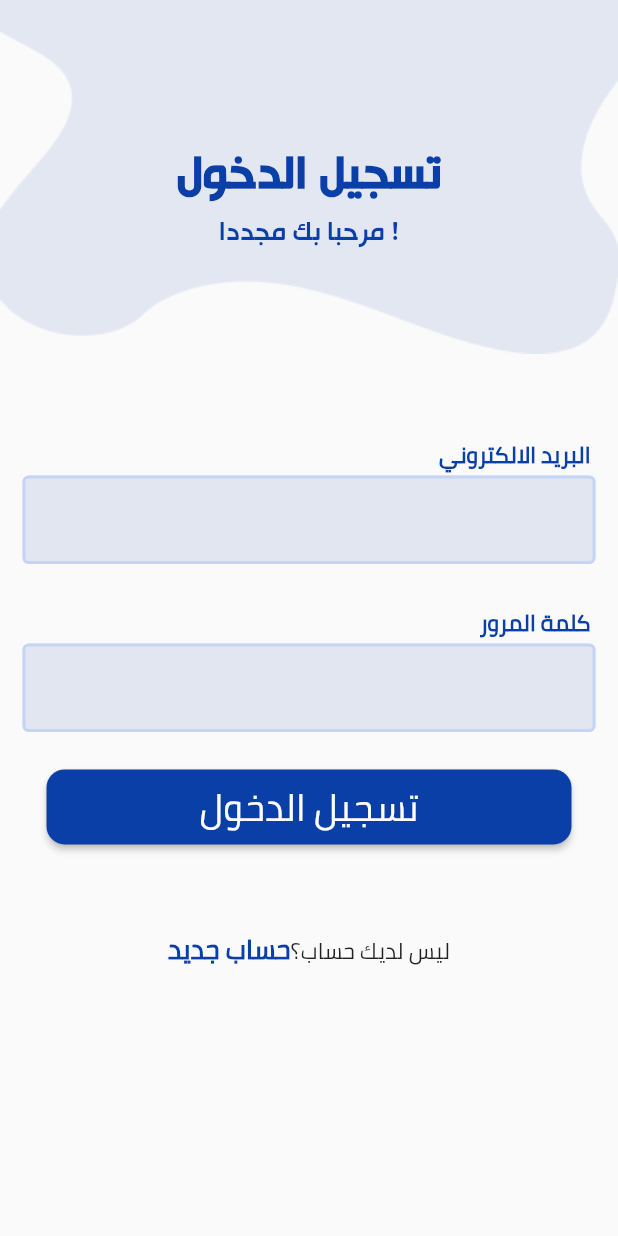
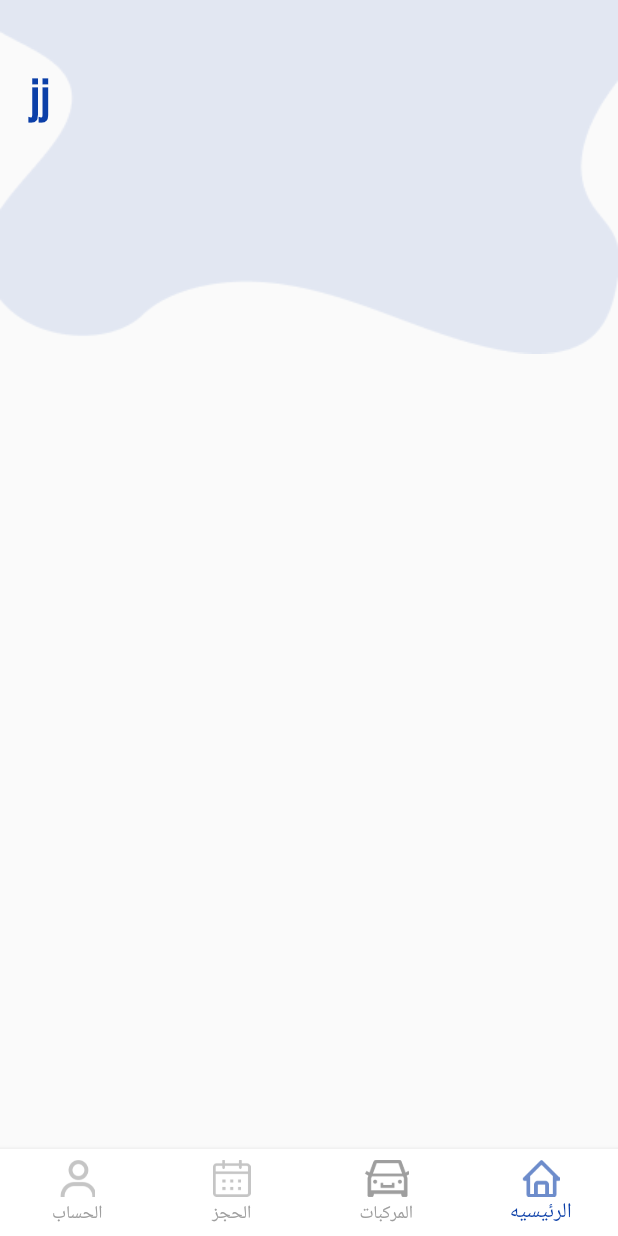
Before and after one commit to MFrankestien/lam3a, a Flutter app: the screen it shows after launch, on a phone screen of 412 x 824 dp. Run offline on Flutter 3.47's test engine with Material 2 defaults, Android fonts, the phone set to English and light mode, and no system bars.

Commit message:
header edit

```diff
--- a/lib/Screens/Home/HomeScreen.dart
+++ b/lib/Screens/Home/HomeScreen.dart
@@ -0,0 +1,85 @@
+import 'package:flutter/material.dart';
+import 'package:lam3a/Constant/Const.dart';
+import 'package:lam3a/Widgets/Header.dart';
+
+class HomeScreen extends StatefulWidget {
+
+  @override
+  State<HomeScreen> createState() => _HomeScreenState();
+}
+
+class _HomeScreenState extends State<HomeScreen> {
+int currentindex =3;
+
+  @override
+  Widget build(BuildContext context) {
+    return Scaffold(
+      body: Stack(
+        children: [
+        Header(
+          screens: true,
+            text: "jj", haslabel: false),
+          Positioned.fill(
+
+              child: Column(children: [
+
+              ],))
+
+
+      ],),
+      bottomNavigationBar:  BottomNavigationBar(
+          elevation: 3,
+          currentIndex: currentindex,
+            items: [
+              BottomNavigationBarItem(
+
+                  icon: Image.asset('assets/images/person.png',
+                  height: 25,
+                    color:currentindex==0?ButtonColor:Colors.grey,
+                  ),
+                  label: "الحساب" ,
+
+              ),
+              BottomNavigationBarItem(
+                icon: Image.asset('assets/images/calender.png',
+                  height: 25,
+                  color:currentindex==1?ButtonColor:Colors.grey,
+                ),
+                label: "الحجز" ,
+
+              ),
+              BottomNavigationBarItem(
+                icon: Image.asset('assets/images/cars.png',
+                  color:currentindex==2?ButtonColor:Colors.grey,
+                  height: 25,),
+                label: "المركبات" ,
+
+
+              ),
+              BottomNavigationBarItem(
+                icon: Image.asset('assets/images/home.png',
+                  color:currentindex==3?ButtonColor:Colors.grey,
+                  height: 25,),
+                label: "الرئيسيه" ,
+
+              ),
+            ],
+          selectedItemColor: ButtonColor,
+          unselectedItemColor: Colors.grey,
+          backgroundColor: Colors.white,
+          type: BottomNavigationBarType.fixed,
+          onTap: (index){
+            setState((){
+              currentindex=index;
+
+              print(currentindex);
+            });
+          },
+
+        ),
+
+    );
+  }
+
+
+}
--- a/lib/Screens/LoginPage.dart
+++ b/lib/Screens/LoginPage.dart
@@ -27,7 +27,9 @@ class _LoginPageState extends State<LoginPage> {
             mainAxisAlignment: MainAxisAlignment.spaceBetween,
 
             children: [
-              Header(text: 'تسجيل الدخول',subText: 'مرحبا بك مجددا !',haslabel: true,),
+              Header(
+                screens: false,
+                text: 'تسجيل الدخول',subText: 'مرحبا بك مجددا !',haslabel: true,),
               Padding(
                 padding: const EdgeInsets.all(15.0),
                 child: Form(
--- a/lib/Screens/OTPPage.dart
+++ b/lib/Screens/OTPPage.dart
@@ -26,7 +26,9 @@ class OTPPage extends StatelessWidget {
             mainAxisAlignment: MainAxisAlignment.spaceAround,
 
             children: [
-              Header(text: 'رمز التأكيد',haslabel: false,),
+              Header(
+                screens: false,
+                text: 'رمز التأكيد',haslabel: false,),
               Padding(
                 padding: const EdgeInsets.all(20),
                 child: Form(
--- a/lib/Screens/RegisterPage.dart
+++ b/lib/Screens/RegisterPage.dart
@@ -35,6 +35,7 @@ class _RegisterPageState extends State<RegisterPage> {
           mainAxisAlignment: MainAxisAlignment.spaceEvenly,
           children: [
             Header(
+              screens: false,
               text: "تسجيل جديد",
               haslabel: false,
             ),
--- a/lib/Widgets/Header.dart
+++ b/lib/Widgets/Header.dart
@@ -3,22 +3,27 @@ import 'package:flutter/material.dart';
 class Header extends StatelessWidget {
  String ? text , subText;
  bool haslabel = false;
+ bool screens=false;
 
- Header({required this.text,this.subText,required this.haslabel});
+ Header({required this.screens,required this.text,this.subText,required this.haslabel});
 
   @override
   Widget build(BuildContext context) {
     return Stack(
-      alignment: AlignmentDirectional.center,
+      alignment: screens ==false ?AlignmentDirectional.center : AlignmentDirectional.topStart,
       children: [
         Image.asset('assets/images/Vector.png'),
-        Text(
+
+        Padding(
+          padding:screens==false? const EdgeInsets.all(0):const EdgeInsets.only(top: 40,right: 20,left: 20,),
+          child: Text(
             '$text',
             style: TextStyle(
                 color: Color(0xff0b3fa8),
                 fontSize: 35,
                 fontWeight: FontWeight.w600,
                 fontFamily: 'Arabic'),
+          ),
         ),
         Positioned(
           top: 140,
--- a/lib/main.dart
+++ b/lib/main.dart
@@ -1,6 +1,7 @@
 import 'package:flutter/material.dart';
 import 'package:lam3a/Screens/OTPPage.dart';
 
+import 'Screens/Home/HomeScreen.dart';
 import 'Screens/LoginPage.dart';
 import 'Screens/RegisterPage.dart';
 
@@ -17,7 +18,7 @@ class MyApp extends StatelessWidget {
     return MaterialApp(
       debugShowCheckedModeBanner: false,
 
-      home: LoginPage()
+      home: HomeScreen()
     );
   }
 }
```
Lines whose indentation alone changed are shown as unchanged.
